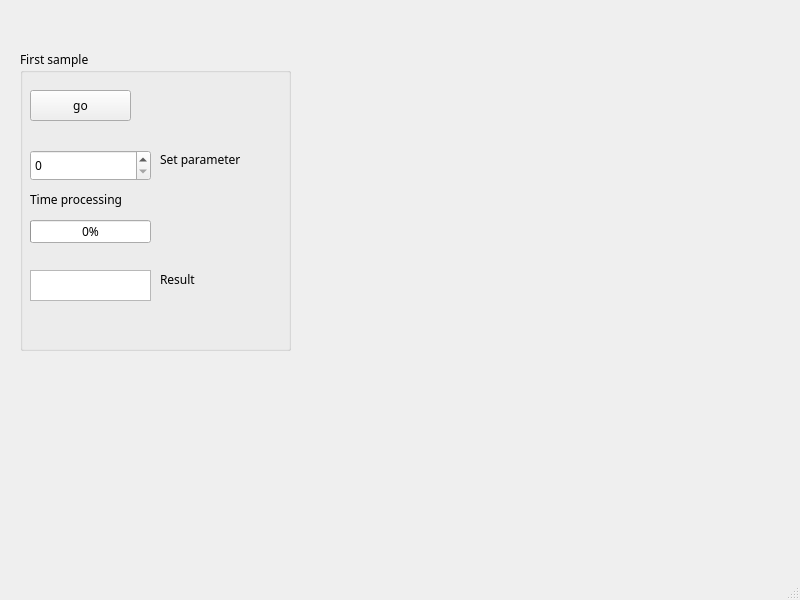
This is design.ui in mizmorr/Project as Qt 5 draws it before an edit. The edited form follows.
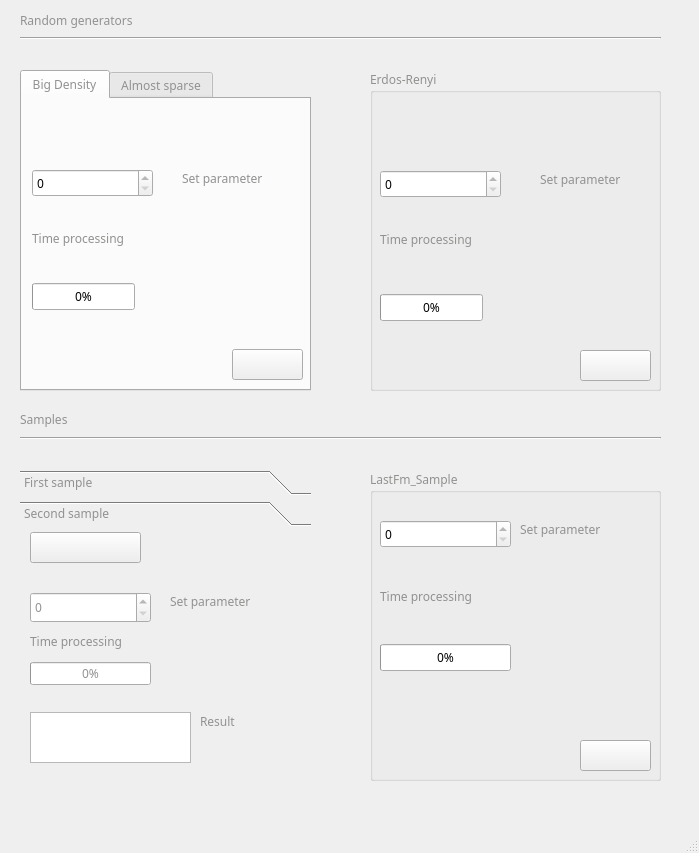
This is the edited form. Icons and pictures are not drawn.

Commit message: make window

```diff
--- a/design.ui
+++ b/design.ui
@@ -6,10 +6,47 @@
    <rect>
     <x>0</x>
     <y>0</y>
-    <width>800</width>
-    <height>600</height>
+    <width>699</width>
+    <height>853</height>
    </rect>
   </property>
+  <property name="palette">
+   <palette>
+    <active>
+     <colorrole role="WindowText">
+      <brush brushstyle="SolidPattern">
+       <color alpha="255">
+        <red>26</red>
+        <green>95</green>
+        <blue>180</blue>
+       </color>
+      </brush>
+     </colorrole>
+    </active>
+    <inactive>
+     <colorrole role="WindowText">
+      <brush brushstyle="SolidPattern">
+       <color alpha="255">
+        <red>145</red>
+        <green>145</green>
+        <blue>144</blue>
+       </color>
+      </brush>
+     </colorrole>
+    </inactive>
+    <disabled>
+     <colorrole role="WindowText">
+      <brush brushstyle="SolidPattern">
+       <color alpha="255">
+        <red>145</red>
+        <green>145</green>
+        <blue>144</blue>
+       </color>
+      </brush>
+     </colorrole>
+    </disabled>
+   </palette>
+  </property>
   <property name="font">
    <font>
     <family>Montserrat</family>
@@ -25,126 +62,838 @@
    <iconset theme="applications-science"/>
   </property>
   <property name="autoFillBackground">
-   <bool>false</bool>
+   <bool>true</bool>
   </property>
   <widget class="QWidget" name="centralwidget">
-   <widget class="QGroupBox" name="groupBox">
+   <widget class="QTabWidget" name="tabWidget">
     <property name="geometry">
      <rect>
       <x>20</x>
-      <y>50</y>
-      <width>271</width>
-      <height>301</height>
+      <y>70</y>
+      <width>291</width>
+      <height>321</height>
      </rect>
     </property>
+    <property name="currentIndex">
+     <number>0</number>
+    </property>
+    <widget class="QWidget" name="tab">
+     <attribute name="title">
+      <string>Big Density</string>
+     </attribute>
+     <widget class="QLabel" name="label_5">
+      <property name="geometry">
+       <rect>
+        <x>150</x>
+        <y>130</y>
+        <width>131</width>
+        <height>61</height>
+       </rect>
+      </property>
+      <property name="text">
+       <string/>
+      </property>
+     </widget>
+     <widget class="QLabel" name="label_6">
+      <property name="geometry">
+       <rect>
+        <x>10</x>
+        <y>130</y>
+        <width>124</width>
+        <height>19</height>
+       </rect>
+      </property>
+      <property name="text">
+       <string>Time processing</string>
+      </property>
+     </widget>
+     <widget class="QSpinBox" name="spinBox_2">
+      <property name="geometry">
+       <rect>
+        <x>10</x>
+        <y>70</y>
+        <width>121</width>
+        <height>28</height>
+       </rect>
+      </property>
+     </widget>
+     <widget class="QLabel" name="label_7">
+      <property name="geometry">
+       <rect>
+        <x>160</x>
+        <y>70</y>
+        <width>111</width>
+        <height>18</height>
+       </rect>
+      </property>
+      <property name="text">
+       <string>Set parameter</string>
+      </property>
+     </widget>
+     <widget class="QProgressBar" name="progressBar_2">
+      <property name="geometry">
+       <rect>
+        <x>10</x>
+        <y>184</y>
+        <width>103</width>
+        <height>27</height>
+       </rect>
+      </property>
+      <property name="value">
+       <number>0</number>
+      </property>
+     </widget>
+     <widget class="QPushButton" name="pushButton_9">
+      <property name="geometry">
+       <rect>
+        <x>210</x>
+        <y>250</y>
+        <width>71</width>
+        <height>31</height>
+       </rect>
+      </property>
+      <property name="text">
+       <string/>
+      </property>
+      <property name="icon">
+       <iconset>
+        <normaloff>../b9dd41c/icons8-play-button-circled-100.png</normaloff>../b9dd41c/icons8-play-button-circled-100.png</iconset>
+      </property>
+      <property name="iconSize">
+       <size>
+        <width>25</width>
+        <height>25</height>
+       </size>
+      </property>
+     </widget>
+    </widget>
+    <widget class="QWidget" name="tab_2">
+     <attribute name="title">
+      <string>Almost sparse</string>
+     </attribute>
+     <widget class="QLabel" name="label_10">
+      <property name="geometry">
+       <rect>
+        <x>160</x>
+        <y>70</y>
+        <width>111</width>
+        <height>18</height>
+       </rect>
+      </property>
+      <property name="text">
+       <string>Set parameter</string>
+      </property>
+     </widget>
+     <widget class="QLabel" name="label_8">
+      <property name="geometry">
+       <rect>
+        <x>150</x>
+        <y>130</y>
+        <width>131</width>
+        <height>61</height>
+       </rect>
+      </property>
+      <property name="text">
+       <string/>
+      </property>
+     </widget>
+     <widget class="QSpinBox" name="spinBox_3">
+      <property name="geometry">
+       <rect>
+        <x>10</x>
+        <y>70</y>
+        <width>121</width>
+        <height>28</height>
+       </rect>
+      </property>
+     </widget>
+     <widget class="QProgressBar" name="progressBar_3">
+      <property name="geometry">
+       <rect>
+        <x>10</x>
+        <y>184</y>
+        <width>103</width>
+        <height>27</height>
+       </rect>
+      </property>
+      <property name="value">
+       <number>0</number>
+      </property>
+     </widget>
+     <widget class="QLabel" name="label_9">
+      <property name="geometry">
+       <rect>
+        <x>10</x>
+        <y>130</y>
+        <width>124</width>
+        <height>19</height>
+       </rect>
+      </property>
+      <property name="text">
+       <string>Time processing</string>
+      </property>
+     </widget>
+     <widget class="QPushButton" name="pushButton_8">
+      <property name="geometry">
+       <rect>
+        <x>210</x>
+        <y>250</y>
+        <width>71</width>
+        <height>31</height>
+       </rect>
+      </property>
+      <property name="text">
+       <string/>
+      </property>
+      <property name="icon">
+       <iconset>
+        <normaloff>../b9dd41c/icons8-play-button-circled-100.png</normaloff>../b9dd41c/icons8-play-button-circled-100.png</iconset>
+      </property>
+      <property name="iconSize">
+       <size>
+        <width>25</width>
+        <height>25</height>
+       </size>
+      </property>
+     </widget>
+    </widget>
+   </widget>
+   <widget class="QGroupBox" name="groupBox_2">
+    <property name="geometry">
+     <rect>
+      <x>370</x>
+      <y>70</y>
+      <width>291</width>
+      <height>321</height>
+     </rect>
+    </property>
     <property name="title">
-     <string>First sample</string>
+     <string>Erdos-Renyi</string>
     </property>
-    <widget class="QPushButton" name="pushButton">
+    <widget class="QPushButton" name="pushButton_4">
      <property name="geometry">
       <rect>
-       <x>10</x>
-       <y>40</y>
-       <width>101</width>
+       <x>210</x>
+       <y>280</y>
+       <width>71</width>
        <height>31</height>
       </rect>
      </property>
      <property name="text">
-      <string>go</string>
+      <string/>
      </property>
+     <property name="icon">
+      <iconset>
+       <normaloff>../b9dd41c/icons8-play-button-circled-100.png</normaloff>../b9dd41c/icons8-play-button-circled-100.png</iconset>
+     </property>
+     <property name="iconSize">
+      <size>
+       <width>25</width>
+       <height>25</height>
+      </size>
+     </property>
     </widget>
-    <widget class="QSpinBox" name="spinBox">
+    <widget class="QSpinBox" name="spinBox_4">
      <property name="geometry">
       <rect>
        <x>10</x>
        <y>100</y>
        <width>121</width>
-       <height>31</height>
+       <height>28</height>
       </rect>
      </property>
     </widget>
-    <widget class="QPlainTextEdit" name="plainTextEdit">
+    <widget class="QLabel" name="label_11">
      <property name="geometry">
       <rect>
        <x>10</x>
-       <y>220</y>
+       <y>160</y>
+       <width>124</width>
+       <height>19</height>
+      </rect>
+     </property>
+     <property name="text">
+      <string>Time processing</string>
+     </property>
+    </widget>
+    <widget class="QProgressBar" name="progressBar_4">
+     <property name="geometry">
+      <rect>
+       <x>10</x>
+       <y>224</y>
+       <width>103</width>
+       <height>27</height>
+      </rect>
+     </property>
+     <property name="value">
+      <number>0</number>
+     </property>
+    </widget>
+    <widget class="QLabel" name="label_12">
+     <property name="geometry">
+      <rect>
+       <x>160</x>
+       <y>160</y>
        <width>121</width>
-       <height>31</height>
+       <height>61</height>
       </rect>
      </property>
-     <property name="frameShadow">
-      <enum>QFrame::Raised</enum>
+     <property name="text">
+      <string/>
      </property>
-     <property name="readOnly">
-      <bool>true</bool>
+    </widget>
+    <widget class="QLabel" name="label_13">
+     <property name="geometry">
+      <rect>
+       <x>170</x>
+       <y>100</y>
+       <width>111</width>
+       <height>18</height>
+      </rect>
      </property>
+     <property name="text">
+      <string>Set parameter</string>
+     </property>
     </widget>
-    <widget class="QLabel" name="label">
+   </widget>
+   <widget class="QGroupBox" name="groupBox_3">
+    <property name="geometry">
+     <rect>
+      <x>370</x>
+      <y>470</y>
+      <width>291</width>
+      <height>311</height>
+     </rect>
+    </property>
+    <property name="title">
+     <string>LastFm_Sample</string>
+    </property>
+    <widget class="QSpinBox" name="spinBox_5">
      <property name="geometry">
       <rect>
        <x>10</x>
-       <y>140</y>
+       <y>50</y>
        <width>131</width>
+       <height>28</height>
+      </rect>
+     </property>
+    </widget>
+    <widget class="QLabel" name="label_16">
+     <property name="geometry">
+      <rect>
+       <x>150</x>
+       <y>50</y>
+       <width>111</width>
        <height>18</height>
       </rect>
      </property>
      <property name="text">
+      <string>Set parameter</string>
+     </property>
+    </widget>
+    <widget class="QLabel" name="label_14">
+     <property name="geometry">
+      <rect>
+       <x>150</x>
+       <y>120</y>
+       <width>131</width>
+       <height>71</height>
+      </rect>
+     </property>
+     <property name="text">
+      <string/>
+     </property>
+    </widget>
+    <widget class="QLabel" name="label_15">
+     <property name="geometry">
+      <rect>
+       <x>10</x>
+       <y>82</y>
+       <width>131</width>
+       <height>88</height>
+      </rect>
+     </property>
+     <property name="text">
       <string>Time processing</string>
      </property>
     </widget>
-    <widget class="QProgressBar" name="progressBar">
+    <widget class="QProgressBar" name="progressBar_5">
      <property name="geometry">
       <rect>
        <x>10</x>
-       <y>170</y>
-       <width>121</width>
-       <height>23</height>
+       <y>174</y>
+       <width>131</width>
+       <height>27</height>
       </rect>
      </property>
      <property name="value">
       <number>0</number>
      </property>
     </widget>
-    <widget class="QLabel" name="label_2">
+    <widget class="QPushButton" name="pushButton_5">
      <property name="geometry">
       <rect>
-       <x>150</x>
-       <y>140</y>
-       <width>66</width>
-       <height>18</height>
+       <x>210</x>
+       <y>270</y>
+       <width>71</width>
+       <height>31</height>
       </rect>
      </property>
      <property name="text">
       <string/>
      </property>
+     <property name="icon">
+      <iconset>
+       <normaloff>../b9dd41c/icons8-play-button-circled-100.png</normaloff>../b9dd41c/icons8-play-button-circled-100.png</iconset>
+     </property>
+     <property name="iconSize">
+      <size>
+       <width>25</width>
+       <height>25</height>
+      </size>
+     </property>
     </widget>
-    <widget class="QLabel" name="label_3">
+   </widget>
+   <widget class="QToolBox" name="toolBox">
+    <property name="geometry">
+     <rect>
+      <x>20</x>
+      <y>470</y>
+      <width>291</width>
+      <height>321</height>
+     </rect>
+    </property>
+    <property name="palette">
+     <palette>
+      <active>
+       <colorrole role="Text">
+        <brush brushstyle="SolidPattern">
+         <color alpha="255">
+          <red>246</red>
+          <green>245</green>
+          <blue>244</blue>
+         </color>
+        </brush>
+       </colorrole>
+       <colorrole role="BrightText">
+        <brush brushstyle="SolidPattern">
+         <color alpha="255">
+          <red>246</red>
+          <green>245</green>
+          <blue>244</blue>
+         </color>
+        </brush>
+       </colorrole>
+       <colorrole role="ButtonText">
+        <brush brushstyle="SolidPattern">
+         <color alpha="255">
+          <red>28</red>
+          <green>113</green>
+          <blue>216</blue>
+         </color>
+        </brush>
+       </colorrole>
+       <colorrole role="ToolTipText">
+        <brush brushstyle="SolidPattern">
+         <color alpha="255">
+          <red>255</red>
+          <green>255</green>
+          <blue>255</blue>
+         </color>
+        </brush>
+       </colorrole>
+      </active>
+      <inactive>
+       <colorrole role="Text">
+        <brush brushstyle="SolidPattern">
+         <color alpha="255">
+          <red>145</red>
+          <green>145</green>
+          <blue>144</blue>
+         </color>
+        </brush>
+       </colorrole>
+       <colorrole role="BrightText">
+        <brush brushstyle="SolidPattern">
+         <color alpha="255">
+          <red>214</red>
+          <green>214</green>
+          <blue>214</blue>
+         </color>
+        </brush>
+       </colorrole>
+       <colorrole role="ButtonText">
+        <brush brushstyle="SolidPattern">
+         <color alpha="255">
+          <red>145</red>
+          <green>145</green>
+          <blue>144</blue>
+         </color>
+        </brush>
+       </colorrole>
+       <colorrole role="ToolTipText">
+        <brush brushstyle="SolidPattern">
+         <color alpha="255">
+          <red>255</red>
+          <green>255</green>
+          <blue>255</blue>
+         </color>
+        </brush>
+       </colorrole>
+      </inactive>
+      <disabled>
+       <colorrole role="Text">
+        <brush brushstyle="SolidPattern">
+         <color alpha="255">
+          <red>145</red>
+          <green>145</green>
+          <blue>144</blue>
+         </color>
+        </brush>
+       </colorrole>
+       <colorrole role="BrightText">
+        <brush brushstyle="SolidPattern">
+         <color alpha="255">
+          <red>246</red>
+          <green>245</green>
+          <blue>244</blue>
+         </color>
+        </brush>
+       </colorrole>
+       <colorrole role="ButtonText">
+        <brush brushstyle="SolidPattern">
+         <color alpha="255">
+          <red>145</red>
+          <green>145</green>
+          <blue>144</blue>
+         </color>
+        </brush>
+       </colorrole>
+       <colorrole role="ToolTipText">
+        <brush brushstyle="SolidPattern">
+         <color alpha="255">
+          <red>255</red>
+          <green>255</green>
+          <blue>255</blue>
+         </color>
+        </brush>
+       </colorrole>
+      </disabled>
+     </palette>
+    </property>
+    <property name="frameShape">
+     <enum>QFrame::NoFrame</enum>
+    </property>
+    <property name="currentIndex">
+     <number>1</number>
+    </property>
+    <widget class="QWidget" name="page">
      <property name="geometry">
       <rect>
-       <x>140</x>
-       <y>100</y>
-       <width>111</width>
-       <height>18</height>
+       <x>0</x>
+       <y>0</y>
+       <width>291</width>
+       <height>255</height>
       </rect>
      </property>
-     <property name="text">
-      <string>Set parameter</string>
-     </property>
+     <attribute name="label">
+      <string>First sample</string>
+     </attribute>
+     <widget class="QProgressBar" name="progressBar_6">
+      <property name="geometry">
+       <rect>
+        <x>10</x>
+        <y>130</y>
+        <width>121</width>
+        <height>23</height>
+       </rect>
+      </property>
+      <property name="value">
+       <number>0</number>
+      </property>
+     </widget>
+     <widget class="QLabel" name="label_20">
+      <property name="geometry">
+       <rect>
+        <x>160</x>
+        <y>60</y>
+        <width>111</width>
+        <height>18</height>
+       </rect>
+      </property>
+      <property name="text">
+       <string>Set parameter</string>
+      </property>
+     </widget>
+     <widget class="QPlainTextEdit" name="plainTextEdit_2">
+      <property name="geometry">
+       <rect>
+        <x>10</x>
+        <y>180</y>
+        <width>161</width>
+        <height>71</height>
+       </rect>
+      </property>
+      <property name="frameShadow">
+       <enum>QFrame::Raised</enum>
+      </property>
+      <property name="readOnly">
+       <bool>true</bool>
+      </property>
+     </widget>
+     <widget class="QLabel" name="label_17">
+      <property name="geometry">
+       <rect>
+        <x>190</x>
+        <y>180</y>
+        <width>66</width>
+        <height>18</height>
+       </rect>
+      </property>
+      <property name="text">
+       <string>Result</string>
+      </property>
+     </widget>
+     <widget class="QSpinBox" name="spinBox_6">
+      <property name="geometry">
+       <rect>
+        <x>10</x>
+        <y>60</y>
+        <width>121</width>
+        <height>31</height>
+       </rect>
+      </property>
+     </widget>
+     <widget class="QPushButton" name="pushButton_6">
+      <property name="geometry">
+       <rect>
+        <x>10</x>
+        <y>0</y>
+        <width>111</width>
+        <height>31</height>
+       </rect>
+      </property>
+      <property name="text">
+       <string/>
+      </property>
+      <property name="icon">
+       <iconset>
+        <normaloff>../b9dd41c/icons8-play-button-circled-100.png</normaloff>../b9dd41c/icons8-play-button-circled-100.png</iconset>
+      </property>
+      <property name="iconSize">
+       <size>
+        <width>25</width>
+        <height>25</height>
+       </size>
+      </property>
+     </widget>
+     <widget class="QLabel" name="label_19">
+      <property name="geometry">
+       <rect>
+        <x>10</x>
+        <y>100</y>
+        <width>131</width>
+        <height>18</height>
+       </rect>
+      </property>
+      <property name="text">
+       <string>Time processing</string>
+      </property>
+     </widget>
+     <widget class="QLabel" name="label_18">
+      <property name="geometry">
+       <rect>
+        <x>150</x>
+        <y>100</y>
+        <width>131</width>
+        <height>21</height>
+       </rect>
+      </property>
+      <property name="text">
+       <string/>
+      </property>
+     </widget>
     </widget>
-    <widget class="QLabel" name="label_4">
+    <widget class="QWidget" name="page_2">
      <property name="geometry">
       <rect>
-       <x>140</x>
-       <y>220</y>
-       <width>66</width>
-       <height>18</height>
+       <x>0</x>
+       <y>0</y>
+       <width>291</width>
+       <height>255</height>
       </rect>
      </property>
-     <property name="text">
-      <string>Result</string>
-     </property>
+     <attribute name="label">
+      <string>Second sample</string>
+     </attribute>
+     <widget class="QLabel" name="label_24">
+      <property name="geometry">
+       <rect>
+        <x>150</x>
+        <y>100</y>
+        <width>131</width>
+        <height>31</height>
+       </rect>
+      </property>
+      <property name="text">
+       <string/>
+      </property>
+     </widget>
+     <widget class="QLabel" name="label_21">
+      <property name="geometry">
+       <rect>
+        <x>150</x>
+        <y>60</y>
+        <width>111</width>
+        <height>18</height>
+       </rect>
+      </property>
+      <property name="text">
+       <string>Set parameter</string>
+      </property>
+     </widget>
+     <widget class="QPushButton" name="pushButton_7">
+      <property name="geometry">
+       <rect>
+        <x>10</x>
+        <y>0</y>
+        <width>111</width>
+        <height>31</height>
+       </rect>
+      </property>
+      <property name="text">
+       <string/>
+      </property>
+      <property name="icon">
+       <iconset>
+        <normaloff>../b9dd41c/icons8-play-button-circled-100.png</normaloff>../b9dd41c/icons8-play-button-circled-100.png</iconset>
+      </property>
+      <property name="iconSize">
+       <size>
+        <width>25</width>
+        <height>25</height>
+       </size>
+      </property>
+     </widget>
+     <widget class="QProgressBar" name="progressBar_7">
+      <property name="geometry">
+       <rect>
+        <x>10</x>
+        <y>130</y>
+        <width>121</width>
+        <height>23</height>
+       </rect>
+      </property>
+      <property name="value">
+       <number>0</number>
+      </property>
+     </widget>
+     <widget class="QPlainTextEdit" name="plainTextEdit_3">
+      <property name="geometry">
+       <rect>
+        <x>10</x>
+        <y>180</y>
+        <width>161</width>
+        <height>51</height>
+       </rect>
+      </property>
+      <property name="frameShadow">
+       <enum>QFrame::Raised</enum>
+      </property>
+      <property name="readOnly">
+       <bool>true</bool>
+      </property>
+     </widget>
+     <widget class="QLabel" name="label_23">
+      <property name="geometry">
+       <rect>
+        <x>10</x>
+        <y>100</y>
+        <width>131</width>
+        <height>18</height>
+       </rect>
+      </property>
+      <property name="text">
+       <string>Time processing</string>
+      </property>
+     </widget>
+     <widget class="QLabel" name="label_22">
+      <property name="geometry">
+       <rect>
+        <x>180</x>
+        <y>180</y>
+        <width>66</width>
+        <height>18</height>
+       </rect>
+      </property>
+      <property name="text">
+       <string>Result</string>
+      </property>
+     </widget>
+     <widget class="QSpinBox" name="spinBox_7">
+      <property name="geometry">
+       <rect>
+        <x>10</x>
+        <y>60</y>
+        <width>121</width>
+        <height>31</height>
+       </rect>
+      </property>
+     </widget>
     </widget>
    </widget>
+   <widget class="QLabel" name="label">
+    <property name="geometry">
+     <rect>
+      <x>20</x>
+      <y>10</y>
+      <width>161</width>
+      <height>21</height>
+     </rect>
+    </property>
+    <property name="text">
+     <string>Random generators</string>
+    </property>
+   </widget>
+   <widget class="Line" name="line">
+    <property name="geometry">
+     <rect>
+      <x>20</x>
+      <y>30</y>
+      <width>641</width>
+      <height>16</height>
+     </rect>
+    </property>
+    <property name="orientation">
+     <enum>Qt::Horizontal</enum>
+    </property>
+   </widget>
+   <widget class="QLabel" name="label_2">
+    <property name="geometry">
+     <rect>
+      <x>20</x>
+      <y>410</y>
+      <width>66</width>
+      <height>18</height>
+     </rect>
+    </property>
+    <property name="text">
+     <string>Samples</string>
+    </property>
+   </widget>
+   <widget class="Line" name="line_2">
+    <property name="geometry">
+     <rect>
+      <x>20</x>
+      <y>430</y>
+      <width>641</width>
+      <height>16</height>
+     </rect>
+    </property>
+    <property name="orientation">
+     <enum>Qt::Horizontal</enum>
+    </property>
+   </widget>
   </widget>
   <widget class="QMenuBar" name="menubar">
    <property name="geometry">
```
Left out of the diff: 5 changed lines with no effect on the pictures. The commit also changes 2 other files.
